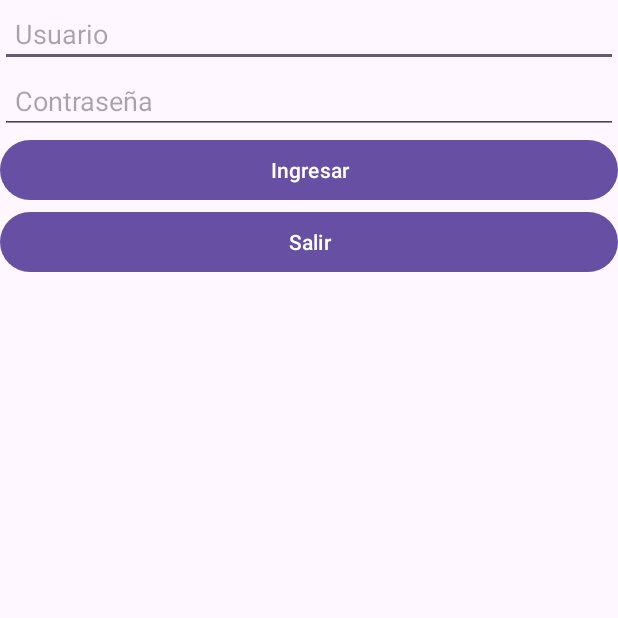
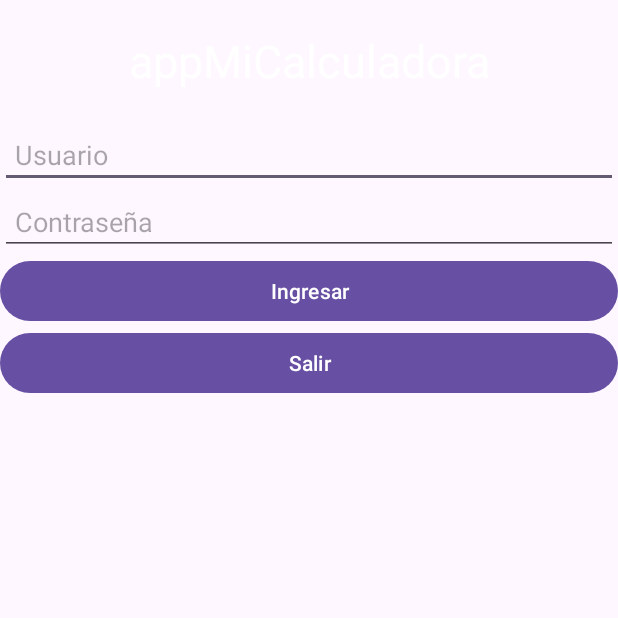
Before and after one commit to CarolVGarcia/calculadorakotlin, an Android app: the screen it shows after launch (MainActivity), on a phone screen of 412 x 824 dp, the top half of it. Run offline under Robolectric (Android 15) with nearby library versions, the phone set to English and light mode, and no system bars.

Commit message:
Se termino la app

```diff
--- a/app/src/main/res/layout/activity_main.xml
+++ b/app/src/main/res/layout/activity_main.xml
@@ -11,6 +11,18 @@
         android:layout_width="match_parent"
         android:layout_height="match_parent"
         android:orientation="vertical">
+
+        <TextView
+            android:layout_width="match_parent"
+            android:layout_height="wrap_content"
+            android:text="@string/app_name"
+            android:textSize="30sp"
+            android:gravity="center"
+            android:padding="20sp"
+            android:textColor="@color/white">
+
+        </TextView>
+
         <EditText
             android:layout_width="match_parent"
             android:layout_height="wrap_content"
--- a/app/src/main/res/layout/activity_operaciones.xml
+++ b/app/src/main/res/layout/activity_operaciones.xml
@@ -94,7 +94,7 @@
                 android:text="/"
                 android:id="@+id/btnDiv"
                 android:paddingRight="10sp">
-,
+                ,
             </Button>
 
 
```
Also changed, not shown: app/src/main/java/com/example/appmicalculadora/Operaciones.kt (+12 -17 lines), app/src/main/java/com/example/appmicalculadora/OperacionesActivity.kt (+6 -3 lines).
